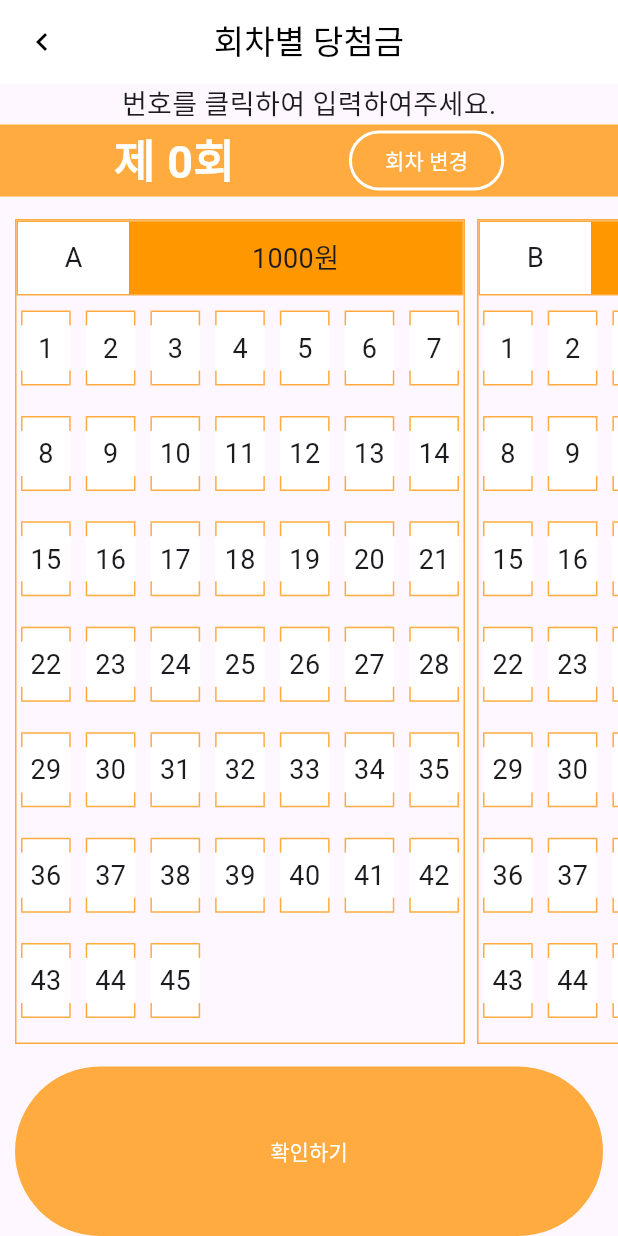
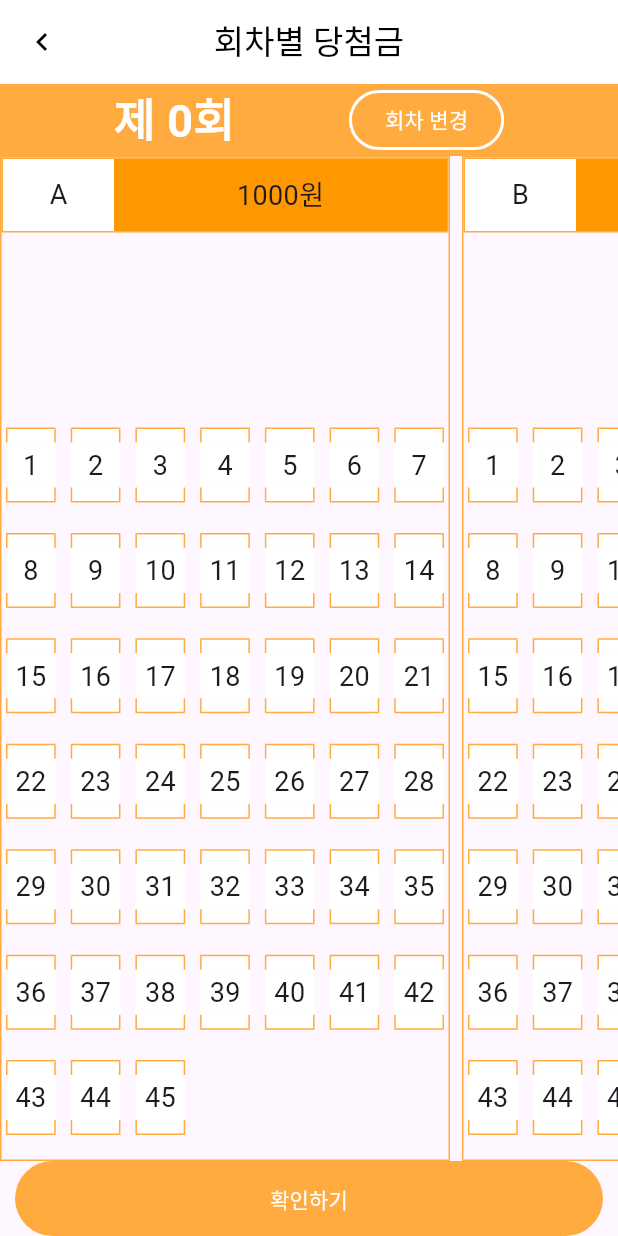
Before and after one commit to hyebinkim00/newlotto, a Flutter app: the SelfPage screen opened by its route, on a phone screen of 412 x 824 dp. Run offline on Flutter 3.47's test engine with Material 3 defaults, Android fonts, the phone set to English and light mode, and no system bars; our stand-ins replace dio, firebase_core, firebase_messaging, fl_chart, flutter_fortune_wheel, flutter_local_notifications and 10 more; missing offline and left inert: cp949_codec, dart:ffi, qr_code_scanner, random_text_reveal, vertical_barchart; accounts and stored records are empty; generated files the repository leaves out were written again; network calls fail.

```diff
--- a/lib/bottom_navi/home/controller/home_controller.dart
+++ b/lib/bottom_navi/home/controller/home_controller.dart
@@ -127,7 +127,7 @@ class HomeController extends GetxController{
     list = await DBHelper().getLoto();
 
     if (list.isEmpty) {
-      for (int i = 0; i <= 10; i++) {
+      for (int i = 0; i <= 30; i++) {
         // 20개 저장 (마지막 회차가 변경되어서 db 추가할때 id 순서를 바꿀수 없으니 내림차순으로 저장)
 
         await listDbsave(serial - i);
--- a/lib/self/view/input_self.dart
+++ b/lib/self/view/input_self.dart
@@ -8,11 +8,11 @@ class InputList extends StatelessWidget {
 
   @override
   Widget build(BuildContext context) {
-    return Container(
-      margin: EdgeInsets.only(left: 10, top: 15, bottom: 15),
-      height: 550,
-      //  height: MediaQuery.of(context).size.height*0.8,
-      width: 500,
+    return Expanded(
+      // margin: EdgeInsets.only(left: 10, top: 15, bottom: 15),
+      // height: 550,
+      // //  height: MediaQuery.of(context).size.height*0.8,
+      // width: 500,
       child: ListView.builder(
         scrollDirection: Axis.horizontal,
         itemCount: 5,
--- a/lib/self/view/self_page.dart
+++ b/lib/self/view/self_page.dart
@@ -38,8 +38,7 @@ class SelfPage extends GetView<SelfController> {
               children: [
                 SerialSelection(controller: controller),
                 InputList(controller: controller),
-                Expanded(
-                  child: Padding(
+                Padding(
                   padding: EdgeInsets.only(left: 10, right: 10),
                   child: TextButton(
                     style: ElevatedButton.styleFrom(
@@ -55,7 +54,6 @@ class SelfPage extends GetView<SelfController> {
                     child: Text('확인하기'),
                   ),
                 ),
-                ),
               ],
             )),
       ),
--- a/lib/self/view/serial_self.dart
+++ b/lib/self/view/serial_self.dart
@@ -13,7 +13,6 @@ class SerialSelection extends StatelessWidget {
   Widget build(BuildContext context) {
     return Column(
       children: [
-        Text('번호를 클릭하여 입력하여주세요.'),
         Container(
           // margin: EdgeInsets.only(left: 10 ,right: 10),
           color: Colors.orangeAccent,
--- a/lib/ui/dialog_utils.dart
+++ b/lib/ui/dialog_utils.dart
@@ -139,6 +139,10 @@ class DialogUtils {
               MyNums mynums = MyNums(serial: info.serial,myNum: numInfoList);
              await DBHelper().insertQrData(mynums);
               Get.back(); //창 닫기
+
+              // TabController index 바꾸는거 추가해야됨
+              Get.off(PurchasePage());
+
             },
             child: Text("저장하기"),
           ),
```
Also changed, not shown: lib/mypage_list/record/purchase/controller/purchase_controller.dart (+29 -2 lines), lib/mypage_list/record/purchase/view/purchase_page.dart (+31 -13 lines). Lines whose indentation alone changed are shown as unchanged.
